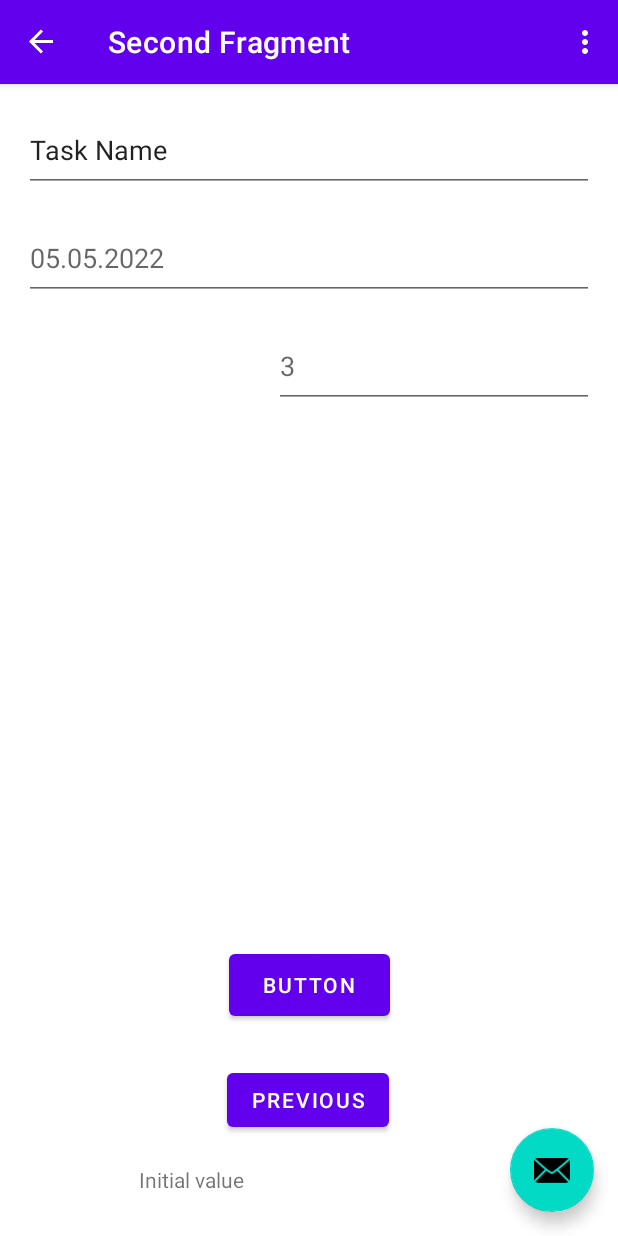
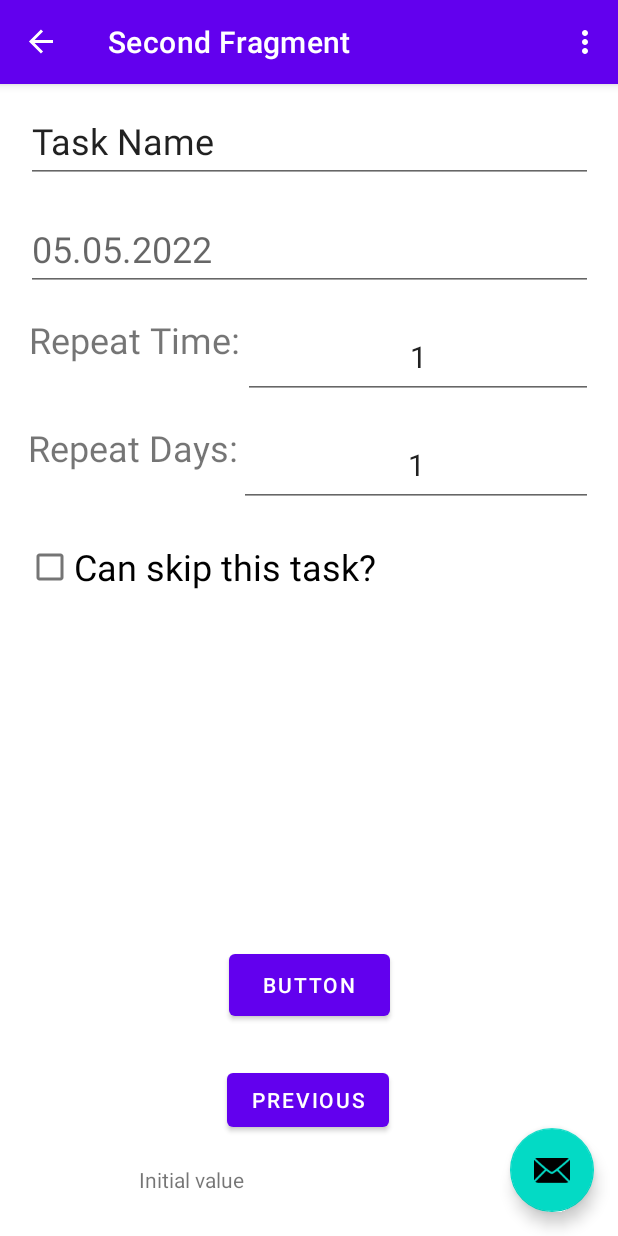
Before and after one commit to MrDoctor-666/TaskTrackerApp, an Android app: the SecondFragment screen opened through its navigation route, on a phone screen of 412 x 824 dp. Run offline under Robolectric (Android 15) with nearby library versions, the phone set to English and light mode, and no system bars; our stand-ins replace navigation-ui; network calls fail.

Commit message:
add task (no date)

```diff
--- a/AndroidApp/app/src/main/java/com/example/testapplication2/FirstFragment.kt
+++ b/AndroidApp/app/src/main/java/com/example/testapplication2/FirstFragment.kt
@@ -105,15 +105,10 @@ class FirstFragment : Fragment() {
 
         }
 
-        /*a.forEach {
-            if (curDate == it.date) tempList.add(it.thisTaskID)
-            else {
-                binding.parentLayout.addView(lc.createDayLayout(curDate, tempList))
-                curDate = it.date
-                tempList.clear()
-                tempList.add(it.thisTaskID)
-            }
-        }*/
+        while (curDate.toString() != a[i - 1].date) {
+            binding.parentLayout.addView(lc.createEmptyDayLayout(curDate.toString()))
+            curDate = curDate.plusDays(1)
+        }
         binding.parentLayout.addView(lc.createDayLayout(curDate.toString(), tempList))
 
     }
--- a/AndroidApp/app/src/main/java/com/example/testapplication2/InfoFromAPI.kt
+++ b/AndroidApp/app/src/main/java/com/example/testapplication2/InfoFromAPI.kt
@@ -14,11 +14,11 @@ class InternetConnect() {
     //TODO delete android:usesCleartextTraffic="true" and find some other way
     //this one is not safe??
     private val taskURL = "http://192.168.56.1:8080/"
-    private val taskURL2 = "http://192.168.0.100:8080/display"
+    private val taskURL2 = "http://192.168.0.100:8080/"
     private val taskURL3 = "http://192.168.5.175:8080/"
 
     fun getTasksRequest() : Result<String> {
-        val url = URL(taskURL2)
+        val url = URL(taskURL2 + "display")
         val urlCon = url.openConnection() as HttpURLConnection
         urlCon.setRequestProperty("Accept", "application/json")
         val responseCode = urlCon.responseCode
@@ -30,7 +30,7 @@ class InternetConnect() {
     }
 
     fun postTaskRequest(toSend : String) : Result<String>{
-        val url = URL(taskURL2)
+        val url = URL(taskURL2 + "add")
         val urlCon = url.openConnection() as HttpURLConnection
         urlCon.requestMethod = "POST"
         urlCon.setRequestProperty("Content-Type", "application/json")
--- a/AndroidApp/app/src/main/java/com/example/testapplication2/JSONCreator.kt
+++ b/AndroidApp/app/src/main/java/com/example/testapplication2/JSONCreator.kt
@@ -3,6 +3,7 @@ package com.example.testapplication2
 import org.json.JSONArray
 import org.json.JSONObject
 import org.json.JSONTokener
+import java.time.LocalDate
 
 class JSONCreator {
 
@@ -29,13 +30,17 @@ class JSONCreator {
     fun create(
         taskName : String,
         endDate : String,
-        repeat : Int
+        repeat : Int,
+        repeatDays : Int = 1,
+        canSkip : Boolean = false
     ) : String {
         return "{\n" +
                 "  \"id\": 1,\n" +
                 "  \"taskName\": \"$taskName\",\n" +
-                "  \"endDate\": \"$endDate\",\n" +
-                "  \"repeat\": $repeat\n" +
+                "  \"endDate\": \"${LocalDate.now()}\",\n" +
+                "  \"repeat\": $repeat,\n" +
+                "  \"canSkip\": $canSkip,\n" +
+                "  \"repeatDays\": $repeatDays\n" +
                 "}"
     }
 
--- a/AndroidApp/app/src/main/java/com/example/testapplication2/LayoutCreator.kt
+++ b/AndroidApp/app/src/main/java/com/example/testapplication2/LayoutCreator.kt
@@ -8,6 +8,7 @@ class LayoutCreator(
     private val context: Context
 ) {
 
+    private val noTasksText = "No tasks for this day"
 
     fun createDayLayout(date : String, names : List<Task>): LinearLayout {
         val linearLayoutHor = LinearLayout(context)
@@ -65,7 +66,7 @@ class LayoutCreator(
 
         val textView2 = TextView(context)
         textView2.textSize = 18f
-        textView2.text = "No tasks for today"
+        textView2.text = noTasksText
         linearLayoutHor.addView(
             textView2,
             LinearLayout.LayoutParams(0, LinearLayout.LayoutParams.MATCH_PARENT, 4.0f)
--- a/AndroidApp/app/src/main/java/com/example/testapplication2/SecondFragment.kt
+++ b/AndroidApp/app/src/main/java/com/example/testapplication2/SecondFragment.kt
@@ -53,11 +53,13 @@ class SecondFragment : Fragment() {
         }
         model.getInfoPost().observe(this.viewLifecycleOwner, nameObserver)
         binding.buttonSave.setOnClickListener {
-            //model.makePostRequest(JSONCreator().testJSON2())
             model.makePostRequest(JSONCreator().create(
                 binding.editTextTaskName.text.toString(),
                 binding.editEndDate.text.toString(),
-                binding.editRepeatDecimal.text.toString().toInt()
+                binding.editRepeatDecimal.text.toString().toInt(),
+                binding.editRepeatDays.text.toString().toInt(),
+                binding.canSkipCheckBox.isChecked
+
             ))
         }
     }
--- a/AndroidApp/app/src/main/res/layout/fragment_second.xml
+++ b/AndroidApp/app/src/main/res/layout/fragment_second.xml
@@ -45,23 +45,36 @@
         app:layout_constraintTop_toTopOf="parent"
         app:layout_constraintVertical_bias="0.99" />
 
+    <ScrollView
+        android:id="@+id/scrollView3"
+        android:layout_width="410dp"
+        android:layout_height="500dp"
+        app:layout_constraintBottom_toTopOf="@+id/button_save"
+        app:layout_constraintEnd_toEndOf="parent"
+        app:layout_constraintStart_toStartOf="parent"
+        app:layout_constraintTop_toTopOf="parent"
+        app:layout_constraintVertical_bias="0.0">
+
+        <LinearLayout
+            android:layout_width="match_parent"
+            android:layout_height="wrap_content"
+            android:orientation="vertical" >
+
             <EditText
                 android:id="@+id/editTextTaskName"
-        android:layout_width="0dp"
+                android:layout_width="match_parent"
                 android:layout_height="56dp"
                 android:layout_marginStart="16dp"
-        android:layout_marginTop="16dp"
+                android:layout_marginTop="10dp"
                 android:layout_marginEnd="16dp"
                 android:ems="10"
                 android:inputType="textPersonName"
                 android:text="Task Name"
-        app:layout_constraintEnd_toEndOf="parent"
-        app:layout_constraintStart_toStartOf="parent"
-        app:layout_constraintTop_toTopOf="parent" />
+                android:textSize="24sp" />
 
             <EditText
                 android:id="@+id/editEndDate"
-        android:layout_width="0dp"
+                android:layout_width="match_parent"
                 android:layout_height="56dp"
                 android:layout_marginStart="16dp"
                 android:layout_marginTop="16dp"
@@ -69,9 +82,23 @@
                 android:ems="10"
                 android:hint="05.05.2022"
                 android:inputType="date"
-        app:layout_constraintEnd_toEndOf="parent"
-        app:layout_constraintStart_toStartOf="parent"
-        app:layout_constraintTop_toBottomOf="@+id/editTextTaskName" />
+                android:textSize="24sp" />
+
+            <LinearLayout
+                android:layout_width="match_parent"
+                android:layout_height="match_parent"
+                android:orientation="horizontal">
+
+                <TextView
+                    android:id="@+id/textView"
+                    android:layout_width="wrap_content"
+                    android:layout_height="match_parent"
+                    android:layout_marginStart="16dp"
+                    android:layout_marginTop="16dp"
+                    android:layout_weight="1"
+                    android:text="Repeat Time:"
+                    android:textAlignment="center"
+                    android:textSize="24sp" />
 
                 <EditText
                     android:id="@+id/editRepeatDecimal"
@@ -82,7 +109,56 @@
                     android:ems="10"
                     android:hint="3"
                     android:inputType="numberDecimal"
-        app:layout_constraintEnd_toEndOf="parent"
-        app:layout_constraintTop_toBottomOf="@+id/editEndDate" />
+                    android:text="1"
+                    android:textAlignment="center"
+                    android:textSize="20sp" />
+
+            </LinearLayout>
+
+            <LinearLayout
+                android:layout_width="match_parent"
+                android:layout_height="match_parent"
+                android:layout_weight="1"
+                android:orientation="horizontal">
+
+                <TextView
+                    android:id="@+id/textView2"
+                    android:layout_width="wrap_content"
+                    android:layout_height="match_parent"
+                    android:layout_marginStart="16dp"
+                    android:layout_marginTop="16dp"
+                    android:layout_weight="1"
+                    android:text="Repeat Days:"
+                    android:textAlignment="center"
+                    android:textSize="24sp" />
+
+                <EditText
+                    android:id="@+id/editRepeatDays"
+                    android:layout_width="wrap_content"
+                    android:layout_height="56dp"
+                    android:layout_marginTop="16dp"
+                    android:layout_marginEnd="16dp"
+                    android:layout_weight="1"
+                    android:ems="10"
+                    android:hint="3"
+                    android:inputType="numberDecimal"
+                    android:text="1"
+                    android:textAlignment="center"
+                    android:textSize="20sp" />
+            </LinearLayout>
+
+            <CheckBox
+                android:id="@+id/canSkipCheckBox"
+                android:layout_width="match_parent"
+                android:layout_height="wrap_content"
+                android:layout_marginStart="16dp"
+                android:layout_marginTop="16dp"
+                android:layout_marginEnd="16dp"
+                android:text="Can skip this task?"
+                android:textAlignment="viewStart"
+                android:textSize="24sp" />
+
+        </LinearLayout>
+    </ScrollView>
 
 </androidx.constraintlayout.widget.ConstraintLayout>
```
Also changed, not shown: 1 other file. Lines whose indentation alone changed are shown as unchanged.
